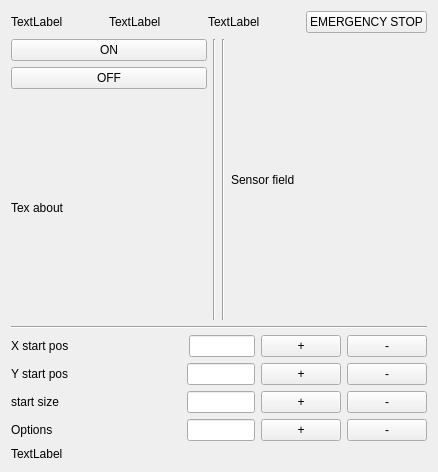
Qt form widgetservice.ui (kasarkonic/Sauka1) before a commit.
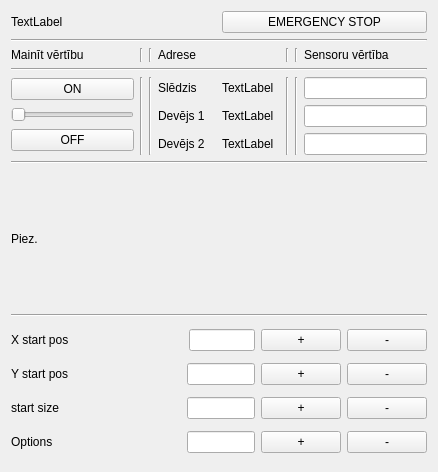
The same form after that commit.

Commit message: change widget service UI

Diff of the .ui file:
```diff
--- a/widgetservice.ui
+++ b/widgetservice.ui
@@ -13,27 +13,13 @@
   <property name="windowTitle">
    <string>Form</string>
   </property>
-  <layout class="QVBoxLayout" name="verticalLayout_4" stretch="1,15,0,3,0">
+  <layout class="QVBoxLayout" name="verticalLayout_4" stretch="1,0,0,0,5,0,3,0,3">
    <item>
     <layout class="QVBoxLayout" name="verticalLayout_3">
      <item>
       <layout class="QHBoxLayout" name="horizontalLayout">
        <item>
-        <widget class="QLabel" name="labelWtype">
-         <property name="text">
-          <string>TextLabel</string>
-         </property>
-        </widget>
-       </item>
-       <item>
-        <widget class="QLabel" name="labelWname">
-         <property name="text">
-          <string>TextLabel</string>
-         </property>
-        </widget>
-       </item>
-       <item>
-        <widget class="QLabel" name="label">
+        <widget class="QLabel" name="labelName">
          <property name="text">
           <string>TextLabel</string>
          </property>
@@ -62,51 +48,113 @@
      </item>
     </layout>
    </item>
+   <item>
+    <widget class="Line" name="line_5">
+     <property name="orientation">
+      <enum>Qt::Horizontal</enum>
+     </property>
+    </widget>
+   </item>
+   <item>
+    <layout class="QHBoxLayout" name="horizontalLayout_4">
+     <item>
+      <widget class="QLabel" name="label_12">
+       <property name="text">
+        <string>Mainīt vērtību</string>
+       </property>
+      </widget>
+     </item>
+     <item>
+      <widget class="Line" name="line_8">
+       <property name="orientation">
+        <enum>Qt::Vertical</enum>
+       </property>
+      </widget>
+     </item>
+     <item>
+      <widget class="Line" name="line_10">
+       <property name="orientation">
+        <enum>Qt::Vertical</enum>
+       </property>
+      </widget>
+     </item>
+     <item>
+      <widget class="QLabel" name="label_11">
+       <property name="text">
+        <string>Adrese</string>
+       </property>
+      </widget>
+     </item>
+     <item>
+      <widget class="Line" name="line_11">
+       <property name="orientation">
+        <enum>Qt::Vertical</enum>
+       </property>
+      </widget>
+     </item>
+     <item>
+      <widget class="Line" name="line_9">
+       <property name="orientation">
+        <enum>Qt::Vertical</enum>
+       </property>
+      </widget>
+     </item>
+     <item>
+      <widget class="QLabel" name="label_13">
+       <property name="text">
+        <string>Sensoru vērtība</string>
+       </property>
+      </widget>
+     </item>
+    </layout>
+   </item>
+   <item>
+    <widget class="Line" name="line_13">
+     <property name="orientation">
+      <enum>Qt::Horizontal</enum>
+     </property>
+    </widget>
+   </item>
    <item>
     <layout class="QVBoxLayout" name="verticalLayout">
      <item>
-      <layout class="QHBoxLayout" name="horizontalLayout_2">
+      <layout class="QHBoxLayout" name="horizontalLayout_2" stretch="5,0,0,5,0,0,5">
        <item>
         <layout class="QHBoxLayout" name="horizontalLayout_5">
          <item>
-          <layout class="QVBoxLayout" name="verticalLayout_12" stretch="1,1,5">
+          <layout class="QVBoxLayout" name="verticalLayout_12" stretch="0,0,0">
            <item>
-            <layout class="QVBoxLayout" name="verticalLayout_14">
-             <item>
-              <widget class="QPushButton" name="pushButton_OK">
-               <property name="text">
-                <string>ON</string>
-               </property>
-              </widget>
-             </item>
-            </layout>
+            <widget class="QPushButton" name="pushButton_ON">
+             <property name="text">
+              <string>ON</string>
+             </property>
+            </widget>
            </item>
            <item>
-            <layout class="QVBoxLayout" name="verticalLayout_15">
-             <item>
-              <widget class="QPushButton" name="pushButton_3">
-               <property name="text">
-                <string>OFF</string>
-               </property>
-              </widget>
-             </item>
-            </layout>
+            <widget class="QSlider" name="horizontalSlider">
+             <property name="orientation">
+              <enum>Qt::Horizontal</enum>
+             </property>
+            </widget>
            </item>
            <item>
-            <layout class="QVBoxLayout" name="verticalLayout_13">
-             <item>
-              <widget class="QLabel" name="label_textAbout">
-               <property name="text">
-                <string>Tex about</string>
-               </property>
-              </widget>
-             </item>
-            </layout>
+            <widget class="QPushButton" name="pushButton_OFF">
+             <property name="text">
+              <string>OFF</string>
+             </property>
+            </widget>
            </item>
           </layout>
          </item>
         </layout>
        </item>
+       <item>
+        <widget class="Line" name="line_6">
+         <property name="orientation">
+          <enum>Qt::Vertical</enum>
+         </property>
+        </widget>
+       </item>
        <item>
         <widget class="Line" name="line">
          <property name="orientation">
@@ -114,6 +162,64 @@
          </property>
         </widget>
        </item>
+       <item>
+        <layout class="QVBoxLayout" name="verticalLayout_2" stretch="0,0,0">
+         <item>
+          <layout class="QHBoxLayout" name="horizontalLayout_11">
+           <item>
+            <widget class="QLabel" name="label_6">
+             <property name="text">
+              <string>Slēdzis</string>
+             </property>
+            </widget>
+           </item>
+           <item>
+            <widget class="QLabel" name="label_AddressDI">
+             <property name="text">
+              <string>TextLabel</string>
+             </property>
+            </widget>
+           </item>
+          </layout>
+         </item>
+         <item>
+          <layout class="QHBoxLayout" name="horizontalLayout_13">
+           <item>
+            <widget class="QLabel" name="label_10">
+             <property name="text">
+              <string>Devējs 1</string>
+             </property>
+            </widget>
+           </item>
+           <item>
+            <widget class="QLabel" name="label_AddressAI1">
+             <property name="text">
+              <string>TextLabel</string>
+             </property>
+            </widget>
+           </item>
+          </layout>
+         </item>
+         <item>
+          <layout class="QHBoxLayout" name="horizontalLayout_12">
+           <item>
+            <widget class="QLabel" name="label_15">
+             <property name="text">
+              <string>Devējs 2</string>
+             </property>
+            </widget>
+           </item>
+           <item>
+            <widget class="QLabel" name="label_AddresAI2">
+             <property name="text">
+              <string>TextLabel</string>
+             </property>
+            </widget>
+           </item>
+          </layout>
+         </item>
+        </layout>
+       </item>
        <item>
         <widget class="Line" name="line_2">
          <property name="orientation">
@@ -121,16 +227,25 @@
          </property>
         </widget>
        </item>
+       <item>
+        <widget class="Line" name="line_7">
+         <property name="orientation">
+          <enum>Qt::Vertical</enum>
+         </property>
+        </widget>
+       </item>
        <item>
         <layout class="QHBoxLayout" name="horizontalLayout_6">
          <item>
-          <layout class="QVBoxLayout" name="verticalLayout_16">
+          <layout class="QVBoxLayout" name="verticalLayout_16" stretch="2,2,2">
            <item>
-            <widget class="QLabel" name="label_2">
-             <property name="text">
-              <string>Sensor field</string>
-             </property>
-            </widget>
+            <widget class="QLineEdit" name="lineEdit_AddresDI"/>
+           </item>
+           <item>
+            <widget class="QLineEdit" name="lineEdit_AddresAN1"/>
+           </item>
+           <item>
+            <widget class="QLineEdit" name="lineEdit_AddresAN2"/>
            </item>
           </layout>
          </item>
@@ -147,6 +262,24 @@
      </property>
     </widget>
    </item>
+   <item>
+    <layout class="QVBoxLayout" name="verticalLayout_5">
+     <item>
+      <widget class="QLabel" name="label_Notes">
+       <property name="text">
+        <string>Piez.</string>
+       </property>
+      </widget>
+     </item>
+    </layout>
+   </item>
+   <item>
+    <widget class="Line" name="line_12">
+     <property name="orientation">
+      <enum>Qt::Horizontal</enum>
+     </property>
+    </widget>
+   </item>
    <item>
     <layout class="QVBoxLayout" name="verticalLayout_10">
      <item>
@@ -317,15 +450,7 @@
       </layout>
      </item>
      <item>
-      <layout class="QHBoxLayout" name="horizontalLayout_8">
-       <item>
-        <widget class="QLabel" name="label_6">
-         <property name="text">
-          <string>TextLabel</string>
-         </property>
-        </widget>
-       </item>
-      </layout>
+      <layout class="QHBoxLayout" name="horizontalLayout_8"/>
      </item>
     </layout>
    </item>
```
Left out of the diff: 3 changed lines with no effect on the pictures. The commit also changes 6 other files.
